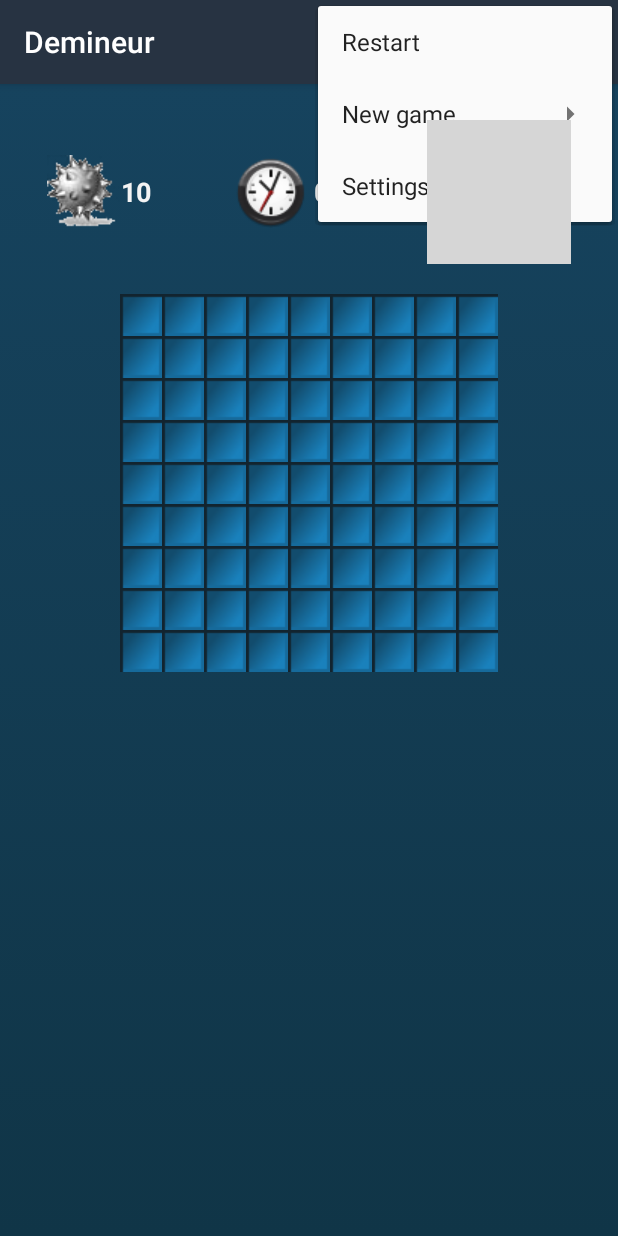
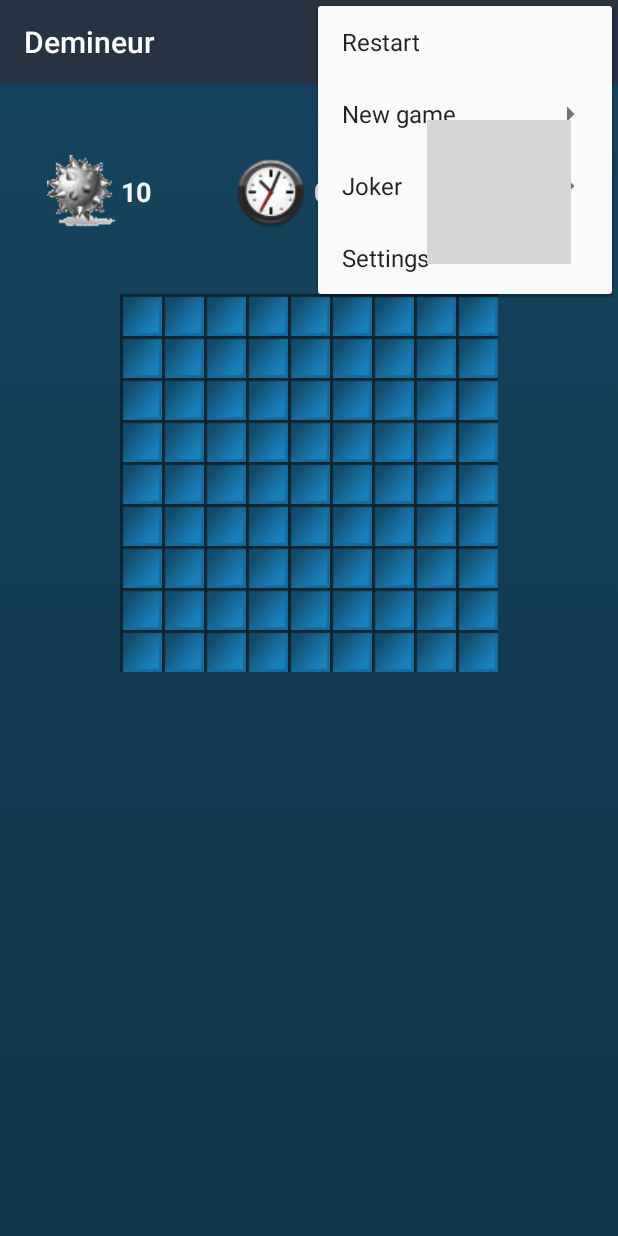
Before and after one commit to anazeer/Demineur, an Android app: the screen it shows after launch (MainActivity), with the options menu open, on a phone screen of 412 x 824 dp. Run offline under Robolectric (Android 15) with nearby library versions, the phone set to English and light mode, and no system bars; grey boxes are pictures that could not be loaded.

Commit message:
New joker functionality

```diff
--- a/app/src/main/res/menu/menu.xml
+++ b/app/src/main/res/menu/menu.xml
@@ -7,7 +7,7 @@
     <item
         android:id="@+id/newGameMenuId"
         android:title="@string/new_game" >
-        <menu android:background="@drawable/game_background">
+        <menu>
             <item
                 android:id="@+id/newBeginnerMenuId"
                 android:title="@string/new_beginner"
@@ -31,6 +31,21 @@
         </menu>
     </item>
     <item
+        android:id="@+id/jokerMenuId"
+        android:title="@string/joker"
+        >
+        <menu>
+            <item
+                android:id="@+id/safeJokerMenuId"
+                android:title="@string/safeMode"
+                />
+            <item
+                android:id="@+id/burstJokerMenuId"
+                android:title="@string/burstMode"
+                />
+        </menu>
+    </item>
+    <item
         android:id="@+id/settingsMenuId"
         android:title="@string/settings"
         />
--- a/app/src/main/res/values/strings.xml
+++ b/app/src/main/res/values/strings.xml
@@ -10,6 +10,9 @@
     <string name="new_expert">Expert</string>
     <string name="new_random">Random</string>
     <string name="new_custom">Custom...</string>
+    <string name="joker">Joker</string>
+    <string name="safeMode">Safe move</string>
+    <string name="burstMode">Burst move</string>
     <string name="lost">lost</string>
     <string name="won">won</string>
     <string name="yes">Yes</string>
```
Also changed, not shown: app/src/main/java/com/android/demineur/DemineurModel.java (+140 -4 lines), app/src/main/java/com/android/demineur/MainActivity.java (+15 -0 lines).
